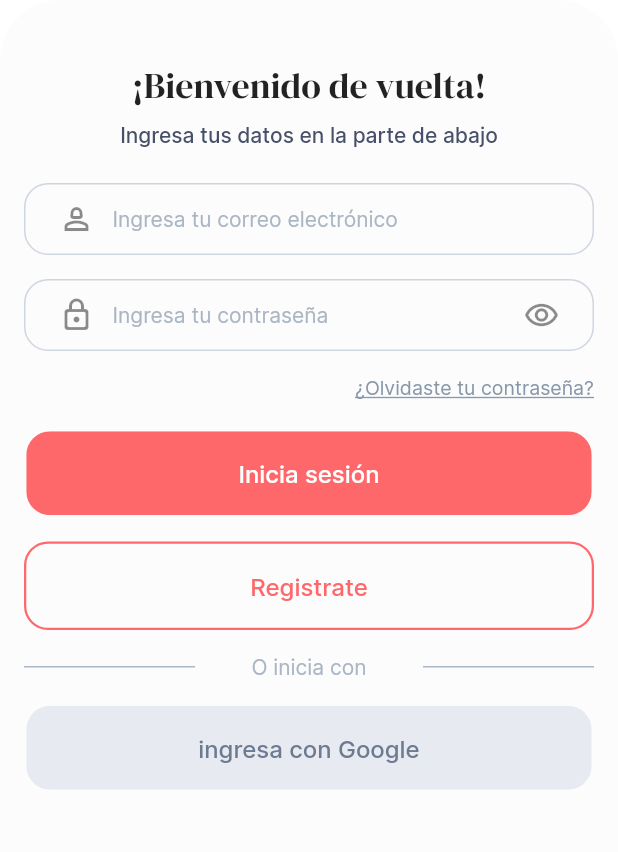
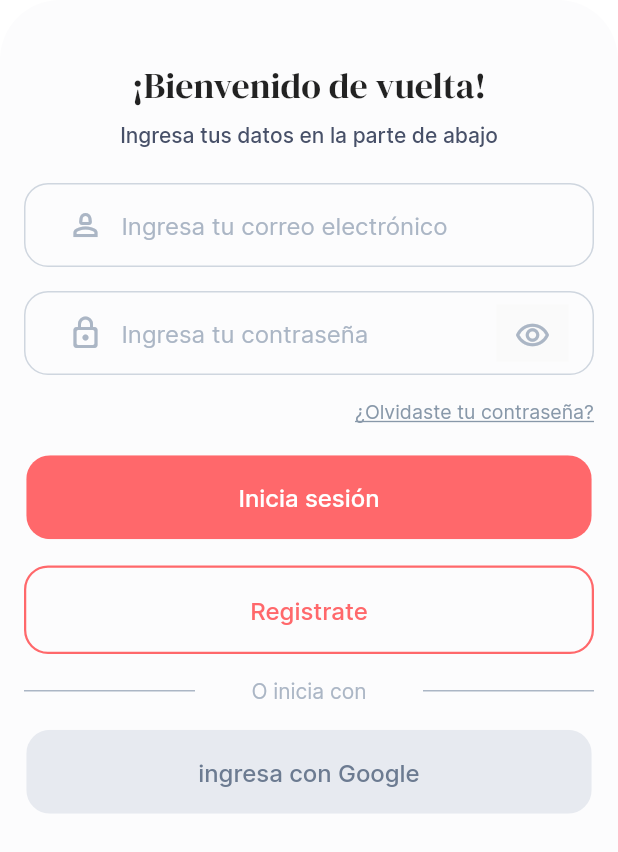
Before and after one commit to axelyerit31/iron_kids, a Flutter app: the FormInput widget shown alone on an empty page, opened directly, on a phone screen of 412 x 824 dp. Shown: the top 852 px of the screen. Run offline on Flutter 3.47's test engine with Material 2 defaults, Android fonts, the phone set to English and light mode, and no system bars; network calls fail.

Commit message:
inputField terminado

```diff
--- a/lib/screens/login_screen.dart
+++ b/lib/screens/login_screen.dart
@@ -92,7 +92,7 @@ class FormInput extends StatelessWidget {
           InputField(
             controller: emailControllerP,
             placeholder: 'Ingresa tu correo electrónico',
-            iconLeft: const Icon(Icons.person_2_outlined),
+            iconLeft: Icons.person_2_outlined,
           ),
           AppTheme.spacingWidget5,
 
@@ -100,8 +100,8 @@ class FormInput extends StatelessWidget {
             controller: passwordControllerP,
             placeholder: 'Ingresa tu contraseña',
             obscure: true,
-            iconLeft: const Icon(Icons.lock_outline_rounded),
-            iconRight: const Icon(Icons.remove_red_eye_outlined),
+            iconLeft: Icons.lock_outline_rounded,
+            iconRight: Icons.remove_red_eye_outlined,
           ),
           AppTheme.spacingWidget5,
           Text(
--- a/lib/styles/widgets/input_field.dart
+++ b/lib/styles/widgets/input_field.dart
@@ -1,13 +1,15 @@
 import 'package:flutter/material.dart';
 import 'package:iron_kids/styles/app_theme.dart';
+import 'package:iron_kids/styles/widgets.dart';
 
 class InputField extends StatelessWidget {
   final TextEditingController controller;
   final String placeholder;
   final bool obscure;
-  final Icon? iconLeft;
-  final Icon? iconRight;
+  final IconData? iconLeft;
+  final IconData? iconRight;
   final String label;
+  final VoidCallback? onIconRightPressed;
   const InputField({
     super.key,
     required this.controller,
@@ -15,6 +17,7 @@ class InputField extends StatelessWidget {
     this.obscure = false,
     this.iconLeft,
     this.iconRight,
+    this.onIconRightPressed,
     this.label = "",
   });
 
@@ -28,14 +31,14 @@ class InputField extends StatelessWidget {
             children: [
               Text(
                 label,
-                style: textTheme.bodyMedium!.copyWith(color: AppTheme.gray800),
+                style: textTheme.bodyMedium!.copyWith(color: AppTheme.gray700),
               ),
               AppTheme.spacingWidget3,
             ],
           ),
         Container(
-            height: 48,
-            padding: const EdgeInsets.symmetric(horizontal: 10, vertical: 8),
+            height: buttonHeightL,
+            padding: const EdgeInsets.symmetric(vertical: AppTheme.spacing3, horizontal: AppTheme.spacing5),
             alignment: Alignment.center,
             decoration: BoxDecoration(
               color: AppTheme.gray50,
@@ -47,14 +50,19 @@ class InputField extends StatelessWidget {
             ),
             child: TextField(
               controller: controller,
-              style: textTheme.bodyMedium!.copyWith(color: AppTheme.gray800),
+              style: textTheme.labelLarge!.copyWith(color: AppTheme.gray700),
               decoration: InputDecoration(
-                  prefixIcon: iconLeft,
-                  suffixIcon: iconRight,
+                  prefixIcon: iconLeft == null ? null : Icon(iconLeft, color: AppTheme.gray400),
+                  suffixIcon: iconRight == null ? null : Material(
+                    child: IconButton(
+                      splashRadius: 20,
+                      icon: Icon(iconRight, color: AppTheme.gray400,),
+                      onPressed: onIconRightPressed ?? () {},
+                    ),
+                  ),
                   hintText: placeholder,
                   border: InputBorder.none,
-                  hintStyle: AppTheme.bodySmall(context)
-                      .copyWith(color: AppTheme.gray400)),
+                  hintStyle: textTheme.labelLarge!.copyWith(color: AppTheme.gray400)),
               obscureText: obscure,
             )),
       ],
```
Also changed, not shown: lib/screens/control_anemia_screen.dart (+7 -20 lines), lib/screens/perfil_madre_editar_screen.dart (+17 -1 lines).
